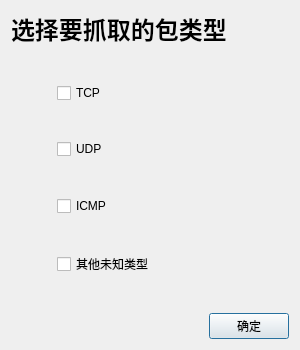
Old version of the form src/filterwindow.ui in the repository Paraworker/Sniffer.
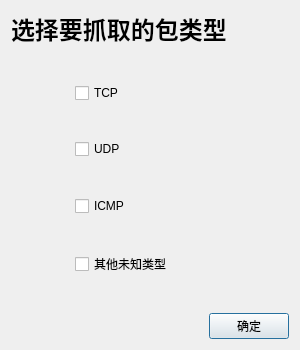
New version of the form.

Diff of the .ui file:
```diff
--- a/src/filterwindow.ui
+++ b/src/filterwindow.ui
@@ -51,7 +51,7 @@
       </spacer>
      </item>
      <item>
-      <layout class="QHBoxLayout" name="horizontalLayout" stretch="2,10">
+      <layout class="QHBoxLayout" name="horizontalLayout" stretch="3,10">
        <property name="sizeConstraint">
         <enum>QLayout::SetDefaultConstraint</enum>
        </property>
@@ -91,7 +91,7 @@
       </spacer>
      </item>
      <item>
-      <layout class="QHBoxLayout" name="horizontalLayout_2" stretch="2,10">
+      <layout class="QHBoxLayout" name="horizontalLayout_2" stretch="3,10">
        <item>
         <spacer name="horizontalSpacer_2">
          <property name="orientation">
@@ -128,7 +128,7 @@
       </spacer>
      </item>
      <item>
-      <layout class="QHBoxLayout" name="horizontalLayout_3" stretch="2,10">
+      <layout class="QHBoxLayout" name="horizontalLayout_3" stretch="3,10">
        <item>
         <spacer name="horizontalSpacer_3">
          <property name="orientation">
@@ -165,7 +165,7 @@
       </spacer>
      </item>
      <item>
-      <layout class="QHBoxLayout" name="horizontalLayout_4" stretch="2,10">
+      <layout class="QHBoxLayout" name="horizontalLayout_4" stretch="3,10">
        <item>
         <spacer name="horizontalSpacer_4">
          <property name="orientation">
```
